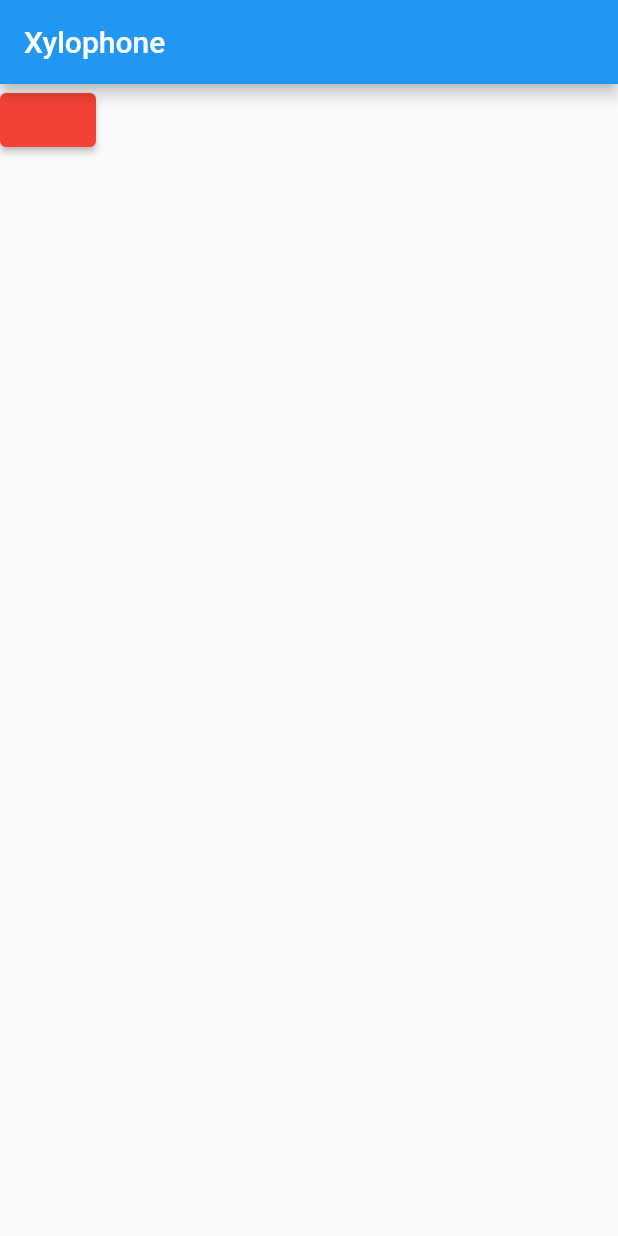
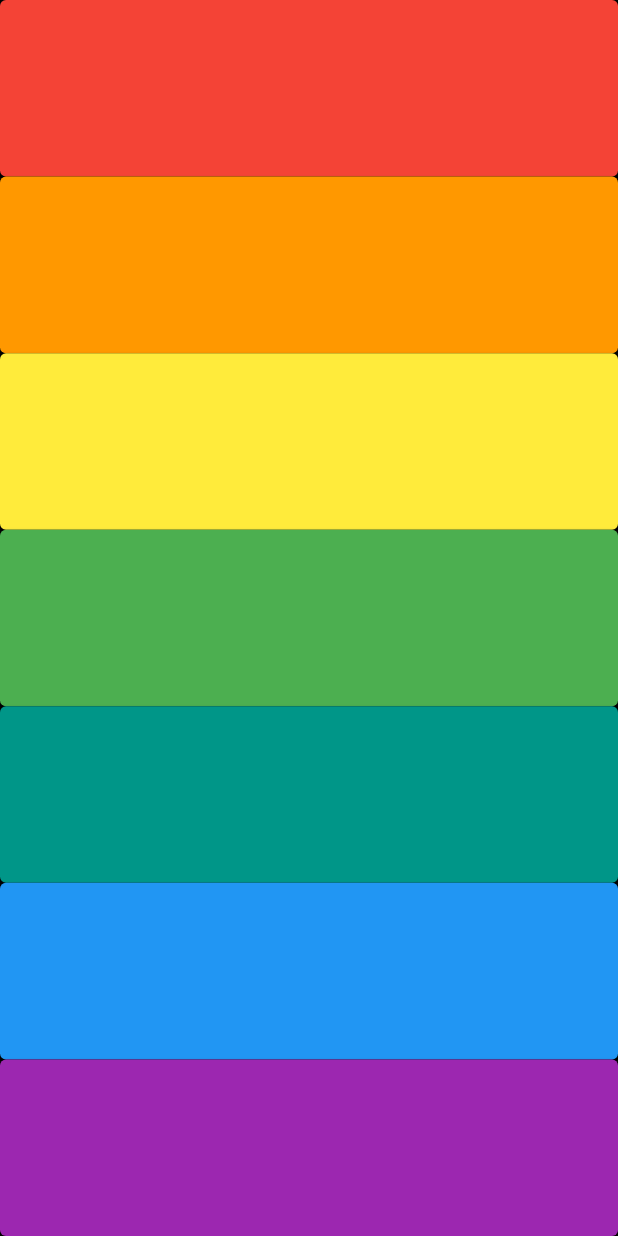
Before and after one commit to jakansha2001/flutter_course_projects, a Flutter app: the screen it shows after launch, on a phone screen of 412 x 824 dp. Run offline on Flutter 3.47's test engine with Material 2 defaults, Android fonts, the phone set to English and light mode, and no system bars; our stand-ins replace audioplayers.

Commit message:
completed app

```diff
--- a/xylophone/lib/home.dart
+++ b/xylophone/lib/home.dart
@@ -11,22 +11,37 @@ class HomePage extends StatefulWidget {
 }
 
 class _HomePageState extends State<HomePage> {
+  void playSound(int x) {
+    final player = AudioPlayer();
+    player.play(AssetSource('assets_note$x.wav'));
+  }
+
+  Widget buildKey({required Color color, required int soundNum}) {
+    return Expanded(
+      child: ElevatedButton(
+        onPressed: () {
+          playSound(soundNum);
+        },
+        style: ElevatedButton.styleFrom(backgroundColor: color),
+        child: const Text(''),
+      ),
+    );
+  }
+
   @override
   Widget build(BuildContext context) {
     return Scaffold(
-        appBar: AppBar(
-          title: const Text('Xylophone'),
-        ),
+        backgroundColor: Colors.black,
         body: Column(
+          crossAxisAlignment: CrossAxisAlignment.stretch,
           children: [
-            ElevatedButton(
-              onPressed: () {
-                final player = AudioPlayer();
-                player.play(AssetSource('assets_note1.wav'));
-              },
-              style: ElevatedButton.styleFrom(backgroundColor: Colors.red),
-              child: const Text(''),
-            )
+            buildKey(color: Colors.red, soundNum: 1),
+            buildKey(color: Colors.orange, soundNum: 2),
+            buildKey(color: Colors.yellow, soundNum: 3),
+            buildKey(color: Colors.green, soundNum: 4),
+            buildKey(color: Colors.teal, soundNum: 5),
+            buildKey(color: Colors.blue, soundNum: 6),
+            buildKey(color: Colors.purple, soundNum: 7),
           ],
         ));
   }
```
